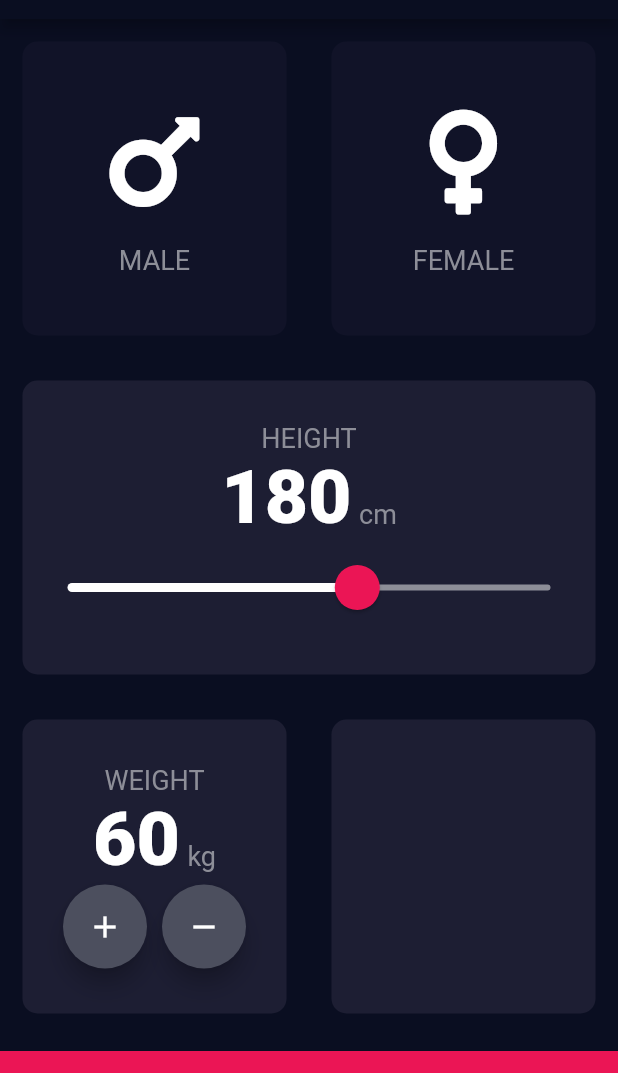
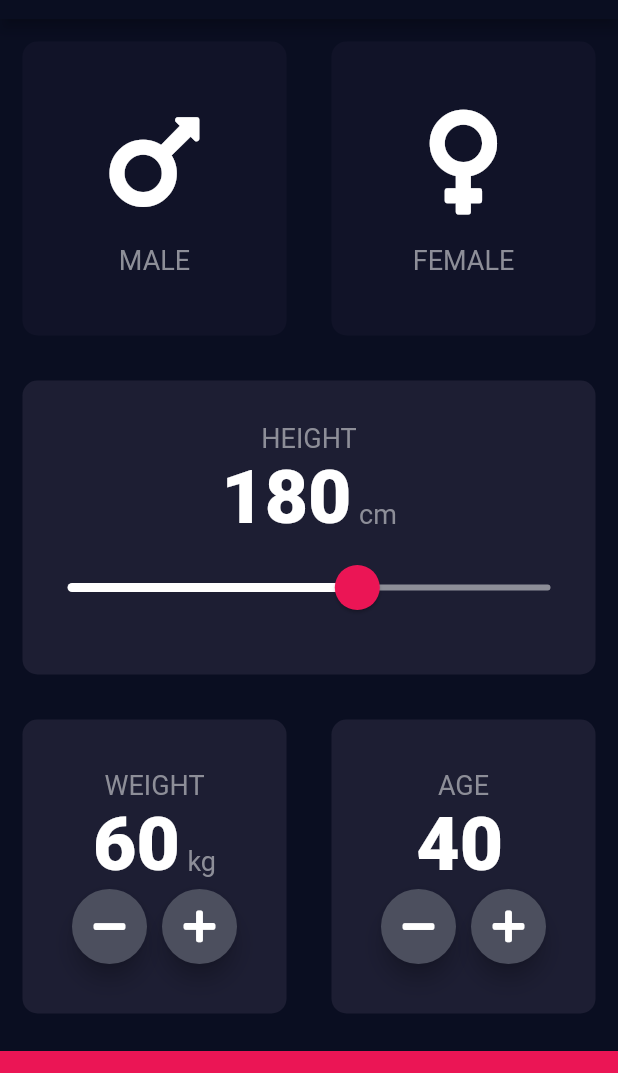
Before and after one commit to xpat/bmix, a Flutter app: the screen it shows after launch, on a phone screen of 412 x 824 dp, the part 65-1138 px from its top. Run offline on Flutter 3.47's test engine with Material 2 defaults, Android fonts, the phone set to English and light mode, and no system bars; our stand-ins replace font_awesome_flutter, google_fonts; Roboto replaces fonts that are missing (Aclonica).

Commit message:
add age card and functionality to age and weight.

```diff
--- a/lib/input_page.dart
+++ b/lib/input_page.dart
@@ -22,6 +22,7 @@ class _InputPageState extends State<InputPage> {
   Gender selectedGender;
   int height = 180;
   int weight = 60;
+  int age = 40;
 
 //  Color maleCardColour = inactiveCardColour;
 //  Color femaleCardColour = inactiveCardColour;
@@ -168,12 +169,15 @@ class _InputPageState extends State<InputPage> {
                                 ),
                                 Row(
                                     mainAxisAlignment: MainAxisAlignment.center,
-                                crossAxisAlignment: CrossAxisAlignment.baseline,
+                                    crossAxisAlignment: CrossAxisAlignment
+                                        .baseline,
                                     textBaseline: TextBaseline.alphabetic,
                                     children: <Widget>[
                                       Text(
                                         weight.toString(),
-                                    style: kSliderTextStyle,
+                                        style: GoogleFonts.aclonica(
+                                          textStyle: kSliderTextStyle,
+                                        ),
                                       ),
                                       SizedBox(width: 5.0),
                                       Text(
@@ -186,20 +190,22 @@ class _InputPageState extends State<InputPage> {
                                 Row(
                                   mainAxisAlignment: MainAxisAlignment.center,
                                   children: <Widget>[
-                                FloatingActionButton(
-                                  backgroundColor: Color(0xFF4C4F5E),
-                                  child: Icon(
-                                    Icons.add,
-                                    color: Colors.white,
-                                  ),
+                                    RoundIconButton(
+                                      icon: FontAwesomeIcons.minus,
+                                      onPressed: () {
+                                        setState(() {
+                                    weight--;
+                                        });
+                                      },
                                     ),
                                     SizedBox(width: 10.0),
-                                FloatingActionButton(
-                                  backgroundColor: Color(0xFF4C4F5E),
-                                  child: Icon(
-                                    Icons.remove,
-                                    color: Colors.white,
-                                  ),
+                                    RoundIconButton(
+                                      icon: FontAwesomeIcons.plus,
+                                      onPressed: () {
+                                        setState((){
+                                          weight++;
+                                        });
+                                      }
                                     ),
                                   ],
                                 ),
@@ -207,9 +213,56 @@ class _InputPageState extends State<InputPage> {
                         ),
                       ),
                       Expanded(
-                    child: ReusableCardXD(colour: kActiveCardColour),
+                        child: ReusableCardXD(
+                            colour: kActiveCardColour,
+                        cardChild: Column(
+                          mainAxisAlignment: MainAxisAlignment.center,
+                          children: <Widget>[
+                            Text(
+                              'AGE',
+                              style: GoogleFonts.aclonica(
+                                textStyle: kLabelTextStyle,
+                              ),
+                            ),
+                            Row(
+                                mainAxisAlignment: MainAxisAlignment.center,
+                                crossAxisAlignment: CrossAxisAlignment
+                                    .baseline,
+                                textBaseline: TextBaseline.alphabetic,
+                                children: <Widget>[
+                                  Text(
+                                    age.toString(),
+                                    style: GoogleFonts.aclonica(
+                                      textStyle: kSliderTextStyle,
+                                    ),
+                                  ),
+                                  SizedBox(width: 5.0),
+                                ]),
+                            Row(
+                              mainAxisAlignment: MainAxisAlignment.center,
+                              children: <Widget>[
+                                RoundIconButton(
+                                  icon: FontAwesomeIcons.minus,
+                                  onPressed: () {
+                                    setState(() {
+                                      age--;
+                                    });
+                                  },
+                                ),
+                                SizedBox(width: 10.0),
+                                RoundIconButton(
+                                    icon: FontAwesomeIcons.plus,
+                                    onPressed: () {
+                                      setState((){
+                                        age++;
+                                      });
+                                    }
                                 ),
                               ],
+                            ),
+                          ]),
+                      ),
+                      )],
                   )),
               Container(
                 color: kBottomContainerColor,
@@ -220,3 +273,25 @@ class _InputPageState extends State<InputPage> {
             ]));
   }
 }
+class RoundIconButton extends StatelessWidget {
+
+        RoundIconButton({@required this.icon, @required this.onPressed});
+
+      final IconData icon;
+      final Function onPressed;
+
+  @override
+  Widget build(BuildContext context) {
+    return RawMaterialButton(
+      child: Icon(icon),
+      onPressed: onPressed,
+      elevation: 6.0,
+      constraints: BoxConstraints.tightFor(
+      width: 50.0,
+      height: 50.0,
+    ),
+      shape: CircleBorder(),
+      fillColor: Color(0xFF4C4F5E),
+   );
+  }
+}
```
Also changed, not shown: 2 other files. Lines whose indentation alone changed are shown as unchanged.
